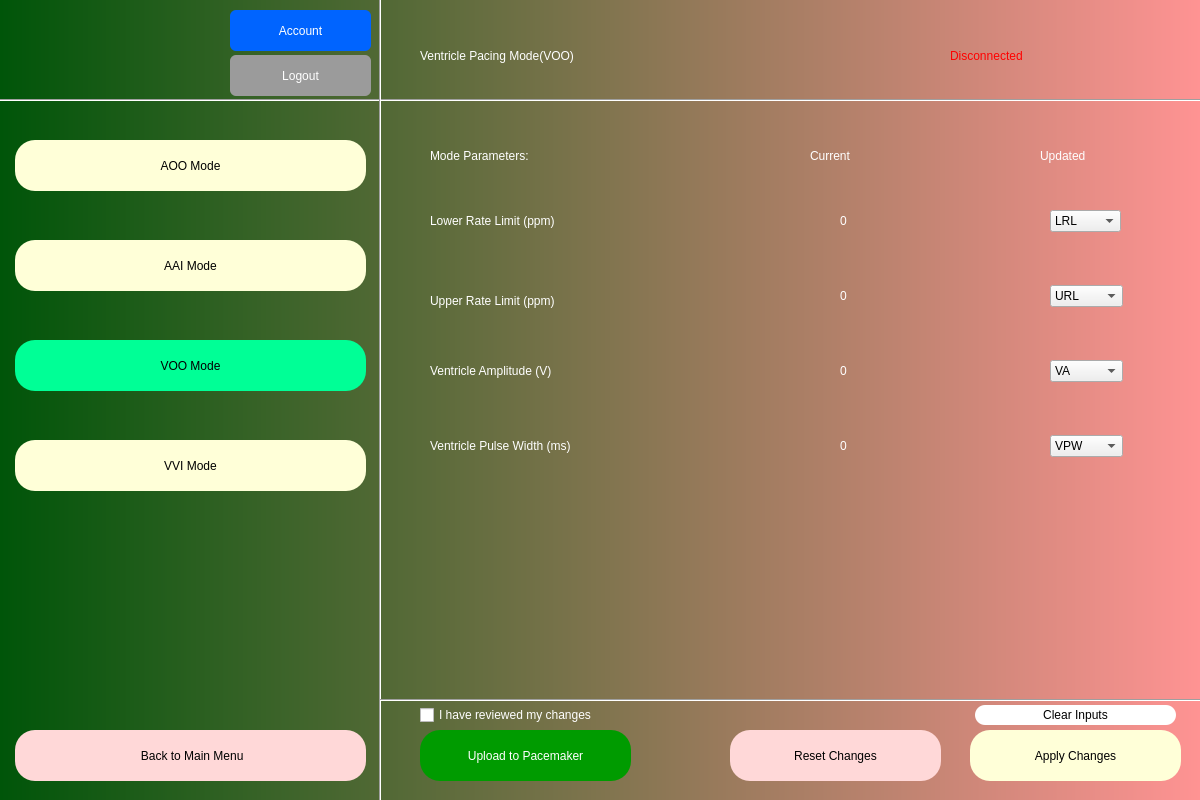
Qt form DCM/interface/voo_mode.ui (patrickkosierb/3K04_DCM) before a commit.
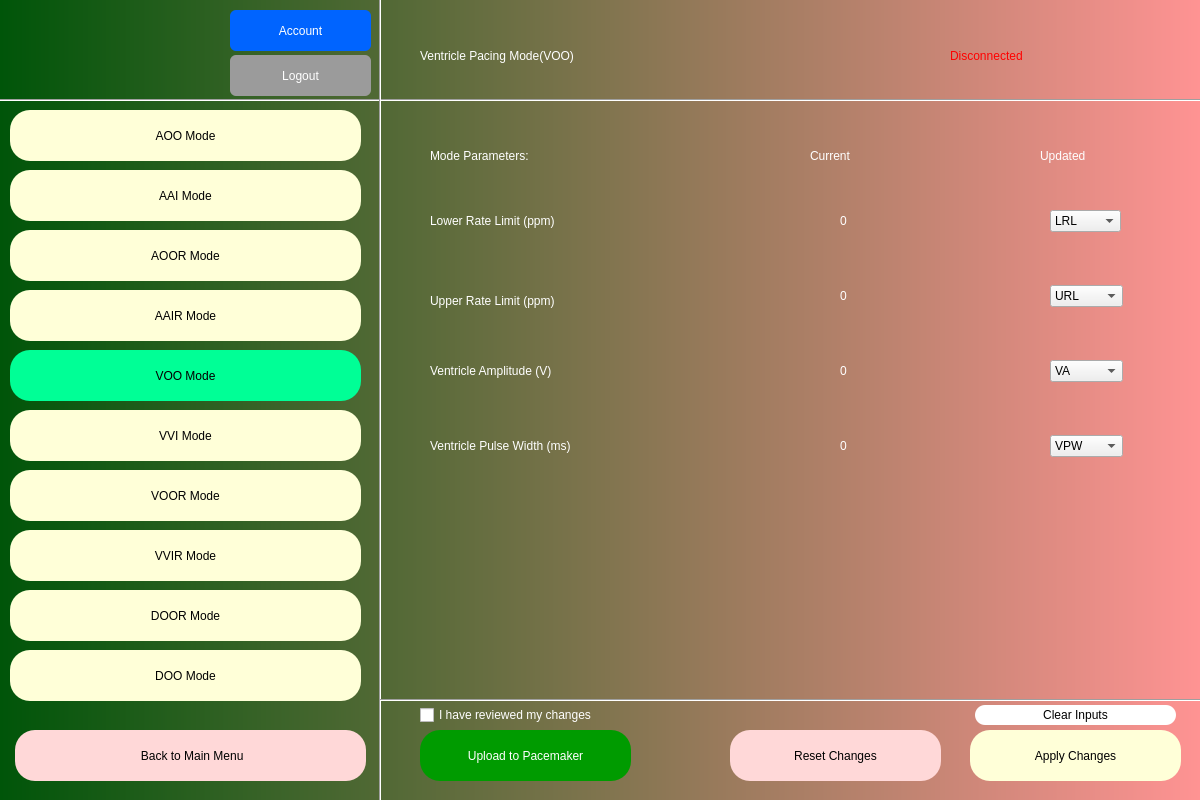
The same form after that commit.

Commit message: debugged old modes

The edit to the form file:
```diff
--- a/DCM/interface/voo_mode.ui
+++ b/DCM/interface/voo_mode.ui
@@ -296,8 +296,8 @@
    <widget class="QPushButton" name="aai">
     <property name="geometry">
      <rect>
-      <x>15</x>
-      <y>240</y>
+      <x>10</x>
+      <y>170</y>
       <width>351</width>
       <height>51</height>
      </rect>
@@ -383,8 +383,8 @@
    <widget class="QPushButton" name="aoo">
     <property name="geometry">
      <rect>
-      <x>15</x>
-      <y>140</y>
+      <x>10</x>
+      <y>110</y>
       <width>351</width>
       <height>51</height>
      </rect>
@@ -459,8 +459,8 @@
    <widget class="QPushButton" name="voo">
     <property name="geometry">
      <rect>
-      <x>15</x>
-      <y>340</y>
+      <x>10</x>
+      <y>350</y>
       <width>351</width>
       <height>51</height>
      </rect>
@@ -478,8 +478,8 @@
    <widget class="QPushButton" name="vvi">
     <property name="geometry">
      <rect>
-      <x>15</x>
-      <y>440</y>
+      <x>10</x>
+      <y>410</y>
       <width>351</width>
       <height>51</height>
      </rect>
@@ -1420,6 +1420,120 @@
      <string>Clear Inputs</string>
     </property>
    </widget>
+   <widget class="QPushButton" name="aoor">
+    <property name="geometry">
+     <rect>
+      <x>10</x>
+      <y>230</y>
+      <width>351</width>
+      <height>51</height>
+     </rect>
+    </property>
+    <property name="styleSheet">
+     <string notr="true">border-radius: 20px;
+color: rgb(0,0,0);
+background-color: rgb(255, 255, 216);
+font: 12pt &quot;Arial&quot;;</string>
+    </property>
+    <property name="text">
+     <string>AOOR Mode</string>
+    </property>
+   </widget>
+   <widget class="QPushButton" name="aair">
+    <property name="geometry">
+     <rect>
+      <x>10</x>
+      <y>290</y>
+      <width>351</width>
+      <height>51</height>
+     </rect>
+    </property>
+    <property name="styleSheet">
+     <string notr="true">border-radius: 20px;
+color: rgb(0,0,0);
+background-color: rgb(255, 255, 216);
+font: 12pt &quot;Arial&quot;;</string>
+    </property>
+    <property name="text">
+     <string>AAIR Mode</string>
+    </property>
+   </widget>
+   <widget class="QPushButton" name="voor">
+    <property name="geometry">
+     <rect>
+      <x>10</x>
+      <y>470</y>
+      <width>351</width>
+      <height>51</height>
+     </rect>
+    </property>
+    <property name="styleSheet">
+     <string notr="true">border-radius: 20px;
+color: rgb(0,0,0);
+background-color: rgb(255, 255, 216);
+font: 12pt &quot;Arial&quot;;</string>
+    </property>
+    <property name="text">
+     <string>VOOR Mode</string>
+    </property>
+   </widget>
+   <widget class="QPushButton" name="vvir">
+    <property name="geometry">
+     <rect>
+      <x>10</x>
+      <y>530</y>
+      <width>351</width>
+      <height>51</height>
+     </rect>
+    </property>
+    <property name="styleSheet">
+     <string notr="true">border-radius: 20px;
+color: rgb(0,0,0);
+background-color: rgb(255, 255, 216);
+font: 12pt &quot;Arial&quot;;</string>
+    </property>
+    <property name="text">
+     <string>VVIR Mode</string>
+    </property>
+   </widget>
+   <widget class="QPushButton" name="door">
+    <property name="geometry">
+     <rect>
+      <x>10</x>
+      <y>590</y>
+      <width>351</width>
+      <height>51</height>
+     </rect>
+    </property>
+    <property name="styleSheet">
+     <string notr="true">border-radius: 20px;
+color: rgb(0,0,0);
+background-color: rgb(255, 255, 216);
+font: 12pt &quot;Arial&quot;;</string>
+    </property>
+    <property name="text">
+     <string>DOOR Mode</string>
+    </property>
+   </widget>
+   <widget class="QPushButton" name="doo">
+    <property name="geometry">
+     <rect>
+      <x>10</x>
+      <y>650</y>
+      <width>351</width>
+      <height>51</height>
+     </rect>
+    </property>
+    <property name="styleSheet">
+     <string notr="true">border-radius: 20px;
+color: rgb(0,0,0);
+background-color: rgb(255, 255, 216);
+font: 12pt &quot;Arial&quot;;</string>
+    </property>
+    <property name="text">
+     <string>DOO Mode</string>
+    </property>
+   </widget>
   </widget>
  </widget>
  <resources/>
```
The commit also changes 3 other files.
